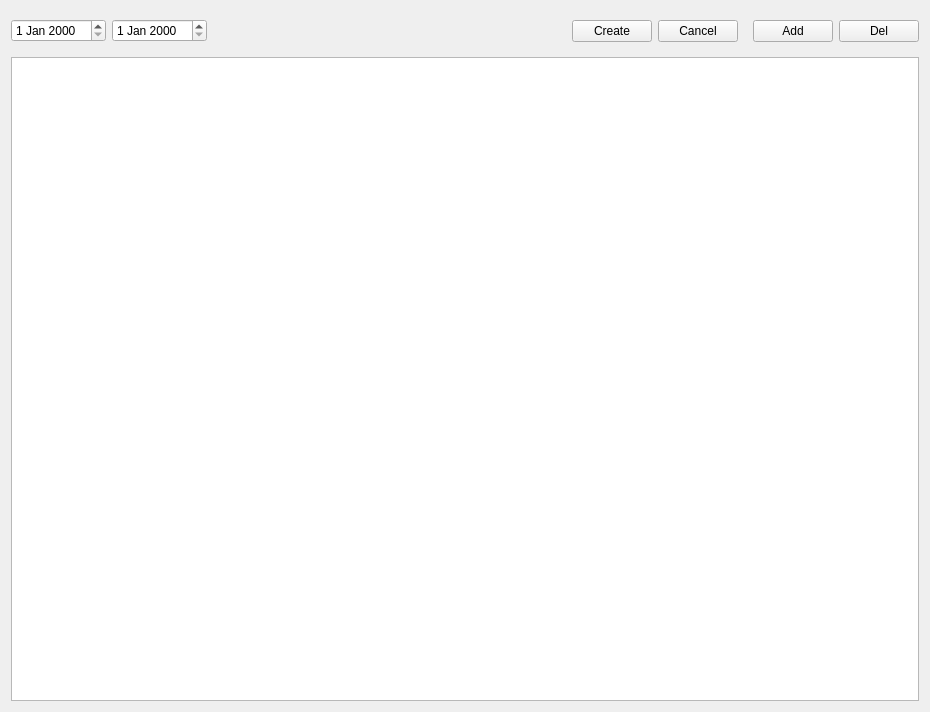
First picture: the form in Journal/JournalModule.ui, repository DStalytenkoDev/SchoolCRM, before the edit.
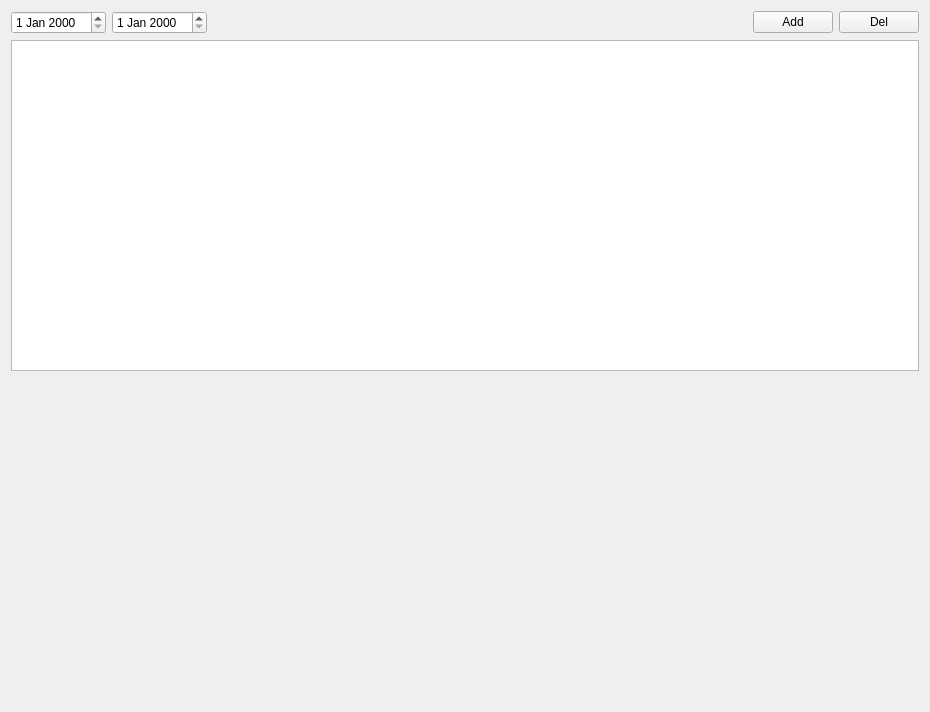
Second picture: the form after the edit.

Commit message: JournalModule completed

```diff
--- a/Journal/JournalModule.ui
+++ b/Journal/JournalModule.ui
@@ -35,44 +35,6 @@
        </property>
       </spacer>
      </item>
-     <item>
-      <widget class="QFrame" name="markCreatingFrame">
-       <property name="sizePolicy">
-        <sizepolicy hsizetype="Maximum" vsizetype="Preferred">
-         <horstretch>0</horstretch>
-         <verstretch>0</verstretch>
-        </sizepolicy>
-       </property>
-       <layout class="QHBoxLayout" name="markCreatingLayout">
-        <item>
-         <widget class="QPushButton" name="confirmCreation">
-          <property name="sizePolicy">
-           <sizepolicy hsizetype="Maximum" vsizetype="Fixed">
-            <horstretch>0</horstretch>
-            <verstretch>0</verstretch>
-           </sizepolicy>
-          </property>
-          <property name="text">
-           <string>Create</string>
-          </property>
-         </widget>
-        </item>
-        <item>
-         <widget class="QPushButton" name="cancelCreation">
-          <property name="sizePolicy">
-           <sizepolicy hsizetype="Maximum" vsizetype="Fixed">
-            <horstretch>0</horstretch>
-            <verstretch>0</verstretch>
-           </sizepolicy>
-          </property>
-          <property name="text">
-           <string>Cancel</string>
-          </property>
-         </widget>
-        </item>
-       </layout>
-      </widget>
-     </item>
      <item>
       <widget class="QPushButton" name="createMark">
        <property name="sizePolicy">
@@ -111,6 +73,22 @@
      </property>
     </widget>
    </item>
+   <item>
+    <spacer name="bottomSpacer">
+     <property name="orientation">
+      <enum>Qt::Orientation::Vertical</enum>
+     </property>
+     <property name="sizeType">
+      <enum>QSizePolicy::Policy::Expanding</enum>
+     </property>
+     <property name="sizeHint" stdset="0">
+      <size>
+       <width>0</width>
+       <height>10</height>
+      </size>
+     </property>
+    </spacer>
+   </item>
   </layout>
  </widget>
  <resources/>
```
Left out of the diff: 2 changed lines with no effect on the pictures. The commit also changes 8 other files.
